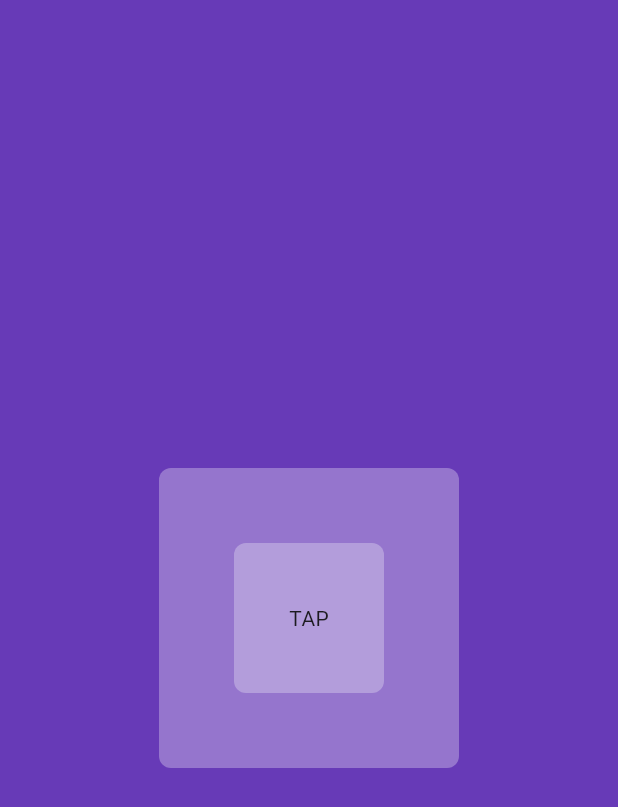
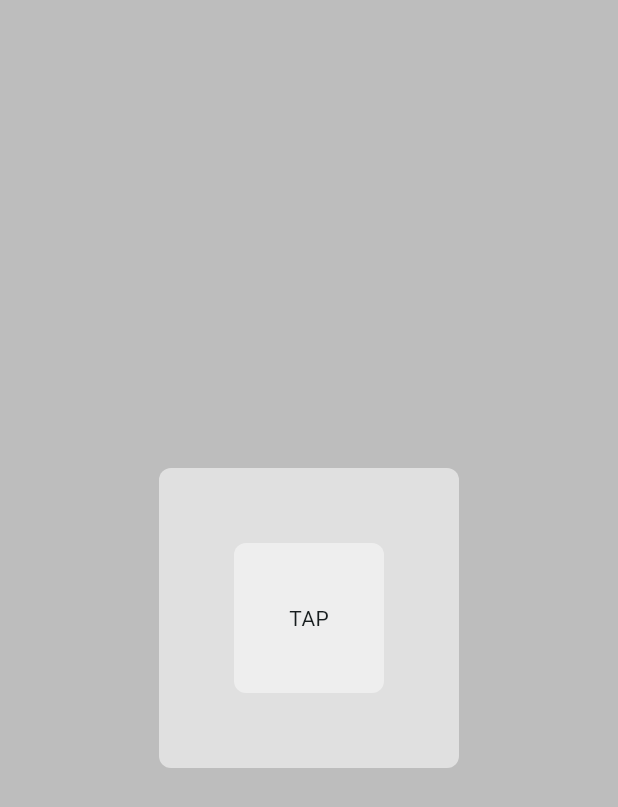
Before and after one commit to devmaslove/flutter_dark_light_mode, a Flutter app: the screen it shows after launch, on a phone screen of 412 x 824 dp. Shown: the top 807 px of the screen. Run offline on Flutter 3.47's test engine with Material 2 defaults, Android fonts, the phone set to English and light mode, and no system bars.

Commit message:
Добавил свою тему темную/светлую со своими кастомными цветами

```diff
--- a/lib/home_page.dart
+++ b/lib/home_page.dart
@@ -1,3 +1,4 @@
+import 'package:dark_light_mode/theme/theme.dart';
 import 'package:flutter/material.dart';
 
 class HomePage extends StatelessWidget {
@@ -6,12 +7,12 @@ class HomePage extends StatelessWidget {
   @override
   Widget build(BuildContext context) {
     return Scaffold(
-      backgroundColor: Colors.deepPurple[500],
+      backgroundColor: Theme.of(context).extension<AppColors>()?.background,
       body: Center(
         child: MyBox(
-          color: Colors.deepPurple[300],
+          color: Theme.of(context).extension<AppColors>()?.primary,
           child: MyButton(
-            color: Colors.deepPurple[200],
+            color: Theme.of(context).extension<AppColors>()?.secondary,
           ),
         ),
       ),
--- a/lib/main.dart
+++ b/lib/main.dart
@@ -1,4 +1,5 @@
 import 'package:dark_light_mode/home_page.dart';
+import 'package:dark_light_mode/theme/theme.dart';
 import 'package:flutter/material.dart';
 
 void main() {
@@ -12,10 +13,8 @@ class MyApp extends StatelessWidget {
   Widget build(BuildContext context) {
     return MaterialApp(
       title: 'Flutter Demo',
-      theme: ThemeData(
-        colorScheme: ColorScheme.fromSeed(seedColor: Colors.deepPurple),
-        useMaterial3: true,
-      ),
+      theme: lightTheme,
+      darkTheme: darkTheme,
       home: const HomePage(),
     );
   }
--- /dev/null
+++ b/lib/theme/theme.dart
@@ -0,0 +1,75 @@
+import 'package:flutter/material.dart';
+
+@immutable
+class AppColors extends ThemeExtension<AppColors> {
+  final Color? background;
+  final Color? primary;
+  final Color? secondary;
+
+  const AppColors({
+    required this.background,
+    required this.primary,
+    required this.secondary,
+  });
+
+  @override
+  AppColors copyWith({
+    Color? background,
+    Color? primary,
+    Color? secondary,
+  }) {
+    return AppColors(
+      background: background ?? this.background,
+      primary: primary ?? this.primary,
+      secondary: secondary ?? this.secondary,
+    );
+  }
+
+  @override
+  AppColors lerp(AppColors? other, double t) {
+    if (other is! AppColors) {
+      return this;
+    }
+    return AppColors(
+      background: Color.lerp(background, other.background, t),
+      primary: Color.lerp(primary, other.primary, t),
+      secondary: Color.lerp(secondary, other.secondary, t),
+    );
+  }
+
+  factory AppColors.light() => AppColors(
+    background: Colors.grey.shade400,
+    primary: Colors.grey.shade300,
+    secondary: Colors.grey.shade200,
+  );
+
+  factory AppColors.dark() => AppColors(
+    background: Colors.grey.shade900,
+    primary: Colors.grey.shade800,
+    secondary: Colors.grey.shade700,
+  );
+}
+
+ThemeData lightTheme = ThemeData(
+  brightness: Brightness.light,
+  colorScheme: ColorScheme.fromSeed(
+    seedColor: Colors.grey.shade400,
+    brightness: Brightness.light,
+  ),
+  useMaterial3: true,
+  extensions: [
+    AppColors.light(),
+  ],
+);
+
+ThemeData darkTheme = ThemeData(
+  brightness: Brightness.dark,
+  colorScheme: ColorScheme.fromSeed(
+    seedColor: Colors.grey.shade900,
+    brightness: Brightness.dark,
+  ),
+  useMaterial3: true,
+  extensions: [
+    AppColors.dark(),
+  ],
+);
```
